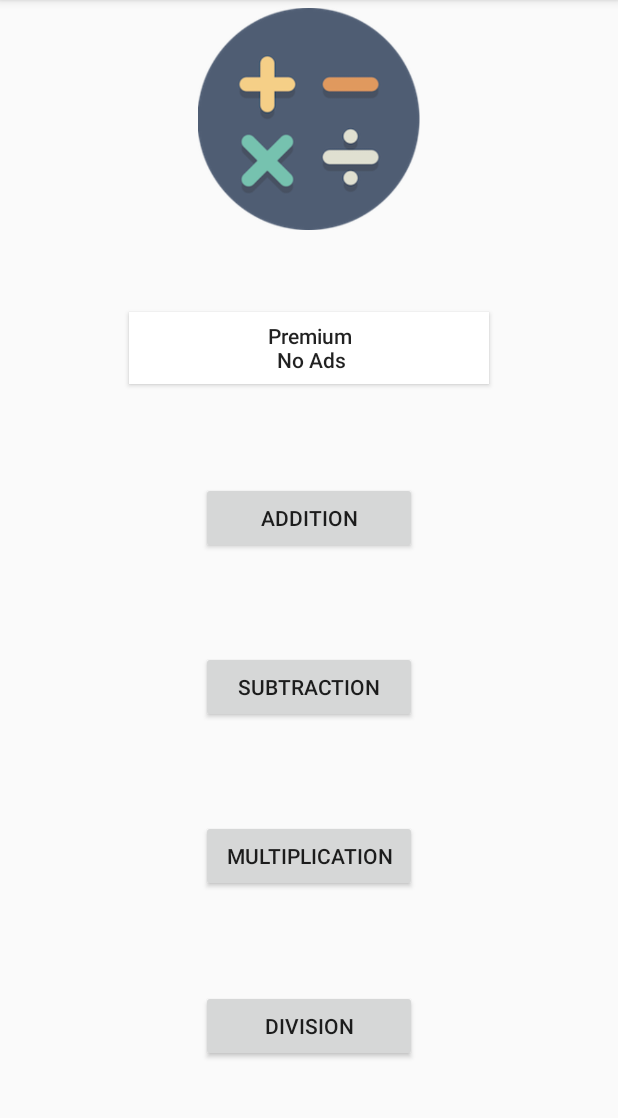
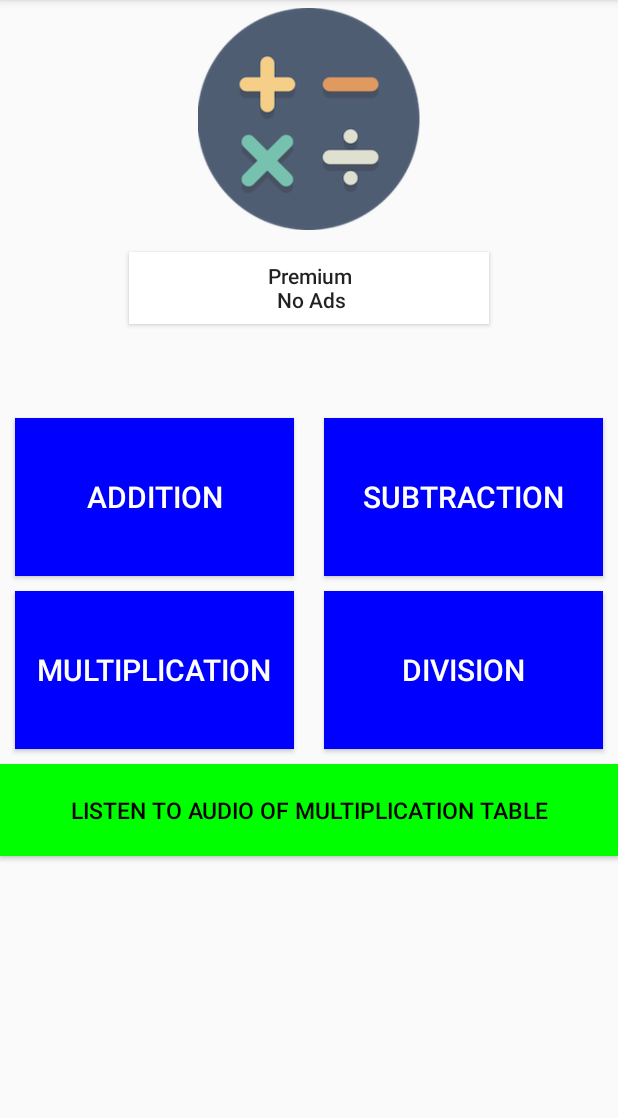
Before and after one commit to kjmfum/simpleArtithmetic, an Android app: the screen it shows after launch (MainActivity), on a phone screen of 412 x 824 dp, the part 84-1202 px from its top. Run offline under Robolectric (Android 15) with nearby library versions, the light colour scheme and no system bars; our stand-ins replace AdMob, Firebase (no records; nobody signed in at launch, a user with empty details on screens opened directly); libraries missing offline, so code that uses them is left out: com.android.billingclient, hotchemi.android.rate; 4 statements that could not run were skipped.

Commit message:
redesign1

```diff
--- a/app/src/main/java/com/learnakantwi/simplearithmetic/MainActivity.java
+++ b/app/src/main/java/com/learnakantwi/simplearithmetic/MainActivity.java
@@ -62,6 +62,9 @@ Button btAddition;
 Button btSubtraction;
 Button btMultiplication;
 Button btDivision;
+    Button btMultiplicationTable;
+
+
 Button btNoAds;
 Toast toast;
     AdView mAdView;
@@ -241,6 +244,11 @@ Toast toast;
         startActivity(intent);
     }
 
+    public void goToMultiplicationTable(){
+        Intent intent = new Intent(this, MultiplicationTableMain.class);
+        startActivity(intent);
+    }
+
     public void goToDivision(){
         Intent intent = new Intent(this, DivisionMain1.class);
         startActivity(intent);
@@ -265,6 +273,9 @@ public void goToAritmetic(View view){
             return;
         case "DIVISION" :
             goToDivision();
+            return;
+        case "LISTEN TO AUDIO OF MULTIPLICATION TABLE" :
+            goToMultiplicationTable();
             return;
         default:
             toast.setText(arithmeticType);
@@ -691,6 +702,7 @@ public void goToAritmetic(View view){
         btSubtraction = findViewById(R.id.btSubtraction);
         btMultiplication = findViewById(R.id.btMultiplication);
         btDivision = findViewById(R.id.btDivision);
+        btMultiplicationTable = findViewById(R.id.btListenMultiplicationTable);
     }
 
 
--- a/app/src/main/res/layout/activity_main.xml
+++ b/app/src/main/res/layout/activity_main.xml
@@ -5,6 +5,9 @@
     android:layout_width="match_parent"
     android:layout_height="match_parent"
     tools:context=".MainActivity">
+
+
+
 
     <ImageView
         android:id="@+id/imageView3"
@@ -25,18 +28,137 @@
         android:orientation="horizontal"
         app:layout_constraintGuide_percent="0.2" />
 
+
+    <Button
+        android:id="@+id/btNoAds"
+        android:layout_width="0dp"
+        android:layout_height="wrap_content"
+        android:background="@color/white"
+        android:elevation="@dimen/cardview_default_elevation"
+        android:shadowColor="@color/black"
+        android:text="Premium\n No Ads"
+        android:textAllCaps="false"
+        app:layout_constraintBottom_toTopOf="@id/guidelineHor30"
+        app:layout_constraintEnd_toEndOf="@+id/imageView3"
+        app:layout_constraintHorizontal_bias="0.0"
+        app:layout_constraintStart_toStartOf="@+id/imageView3"
+        app:layout_constraintTop_toBottomOf="@+id/imageView3" />
+
+    <androidx.constraintlayout.widget.Guideline
+        android:id="@+id/guidelineHor30"
+        android:layout_width="wrap_content"
+        android:layout_height="wrap_content"
+        android:orientation="horizontal"
+        app:layout_constraintGuide_percent="0.3" />
+
+    <androidx.constraintlayout.widget.Guideline
+        android:id="@+id/guidelineHor35"
+        android:layout_width="wrap_content"
+        android:layout_height="wrap_content"
+        android:orientation="horizontal"
+        app:layout_constraintGuide_percent="0.35" />
+
+
     <Button
         android:id="@+id/btAddition"
-        android:layout_width="144dp"
-        android:layout_height="wrap_content"
+        android:layout_width="0dp"
+        android:layout_height="0dp"
         android:layout_marginTop="10dp"
+        android:layout_marginHorizontal="10dp"
         android:onClick="goToAritmetic"
         android:text="ADDITION"
-        app:layout_constraintBottom_toTopOf="@+id/btSubtraction"
+        android:textColor="@color/white"
+        android:background="@color/blue"
+        android:textSize="20sp"
+        app:layout_constraintBottom_toTopOf="@id/guidelineHor50"
+        app:layout_constraintEnd_toEndOf="@id/guidelineVer50"
+        app:layout_constraintHorizontal_bias="0.5"
+        app:layout_constraintStart_toStartOf="parent"
+        app:layout_constraintTop_toTopOf="@id/guidelineHor35" />
+
+    <Button
+        android:id="@+id/btSubtraction"
+        android:layout_width="0dp"
+        android:layout_height="0dp"
+        android:layout_marginTop="10dp"
+        android:layout_marginHorizontal="10dp"
+        android:onClick="goToAritmetic"
+        android:text="SUBTRACTION"
+        android:textColor="@color/white"
+        android:background="@color/blue"
+        android:textSize="20sp"
+        app:layout_constraintBottom_toTopOf="@id/guidelineHor50"
         app:layout_constraintEnd_toEndOf="parent"
         app:layout_constraintHorizontal_bias="0.5"
+        app:layout_constraintStart_toStartOf="@id/guidelineVer50"
+        app:layout_constraintTop_toBottomOf="@id/guidelineHor35" />
+
+
+    <androidx.constraintlayout.widget.Guideline
+        android:id="@+id/guidelineHor50"
+        android:layout_width="wrap_content"
+        android:layout_height="wrap_content"
+        android:orientation="horizontal"
+        app:layout_constraintGuide_percent="0.50" />
+
+
+    <Button
+        android:id="@+id/btMultiplication"
+        android:layout_width="0dp"
+        android:layout_height="0dp"
+        android:layout_marginTop="10dp"
+        android:layout_marginHorizontal="10dp"
+        android:onClick="goToAritmetic"
+        android:text="MULTIPLICATION"
+        android:textColor="@color/white"
+        android:background="@color/blue"
+        android:textSize="20sp"
+        app:layout_constraintBottom_toTopOf="@id/guidelineHor65"
+        app:layout_constraintEnd_toEndOf="@id/guidelineVer50"
         app:layout_constraintStart_toStartOf="parent"
-        app:layout_constraintTop_toBottomOf="@+id/btNoAds" />
+        app:layout_constraintTop_toBottomOf="@id/guidelineHor50"
+        app:layout_constraintVertical_bias="0.09" />
+
+    <Button
+        android:id="@+id/btDivision"
+        android:layout_width="0dp"
+        android:layout_height="0dp"
+        android:layout_marginTop="10dp"
+        android:layout_marginHorizontal="10dp"
+        android:onClick="goToAritmetic"
+        android:text="DIVISION"
+        android:textColor="@color/white"
+        android:background="@color/blue"
+        android:textSize="20sp"
+        app:layout_constraintBottom_toTopOf="@id/guidelineHor65"
+        app:layout_constraintEnd_toEndOf="parent"
+        app:layout_constraintStart_toStartOf="@id/guidelineVer50"
+        app:layout_constraintTop_toBottomOf="@id/guidelineHor50" />
+
+
+    <androidx.constraintlayout.widget.Guideline
+        android:id="@+id/guidelineHor65"
+        android:layout_width="wrap_content"
+        android:layout_height="wrap_content"
+        android:orientation="horizontal"
+        app:layout_constraintGuide_percent="0.65" />
+
+    <Button
+        android:id="@+id/btListenMultiplicationTable"
+        android:layout_width="0dp"
+        android:layout_height="0dp"
+        android:layout_marginTop="10dp"
+        android:layout_marginBottom="5dp"
+        android:onClick="goToAritmetic"
+        android:text="LISTEN TO AUDIO OF MULTIPLICATION TABLE"
+        android:textColor="@color/black"
+        android:background="@color/colorGreen"
+        android:textSize="15sp"
+        app:layout_constraintBottom_toTopOf="@id/guidelineHor75"
+        app:layout_constraintEnd_toEndOf="parent"
+        app:layout_constraintStart_toStartOf="parent"
+        app:layout_constraintTop_toBottomOf="@id/guidelineHor65"
+        app:layout_constraintVertical_bias="0.0" />
 
     <androidx.constraintlayout.widget.Guideline
         android:id="@+id/guidelineHor40"
@@ -45,41 +167,6 @@
         android:orientation="horizontal"
         app:layout_constraintGuide_percent="0.4" />
 
-    <Button
-        android:id="@+id/btSubtraction"
-        android:layout_width="144dp"
-        android:layout_height="wrap_content"
-        android:layout_marginTop="10dp"
-        android:onClick="goToAritmetic"
-        android:text="SUBTRACTION"
-        app:layout_constraintBottom_toTopOf="@+id/btMultiplication"
-        app:layout_constraintEnd_toEndOf="parent"
-        app:layout_constraintHorizontal_bias="0.5"
-        app:layout_constraintStart_toStartOf="parent"
-        app:layout_constraintTop_toBottomOf="@+id/btAddition" />
-
-    <androidx.constraintlayout.widget.Guideline
-        android:id="@+id/guidelineHor55"
-        android:layout_width="wrap_content"
-        android:layout_height="wrap_content"
-        android:orientation="horizontal"
-        app:layout_constraintGuide_percent="0.55" />
-
-    ?
-
-    <Button
-        android:id="@+id/btMultiplication"
-        android:layout_width="144dp"
-        android:layout_height="wrap_content"
-        android:layout_marginTop="10dp"
-        android:onClick="goToAritmetic"
-        android:text="MULTIPLICATION"
-        app:layout_constraintBottom_toTopOf="@+id/btDivision"
-        app:layout_constraintEnd_toEndOf="parent"
-        app:layout_constraintHorizontal_bias="0.5"
-        app:layout_constraintStart_toStartOf="parent"
-        app:layout_constraintTop_toBottomOf="@+id/btSubtraction"
-        app:layout_constraintVertical_bias="0.09" />
 
     <androidx.constraintlayout.widget.Guideline
         android:id="@+id/guidelineHor75"
@@ -88,20 +175,7 @@
         android:orientation="horizontal"
         app:layout_constraintGuide_percent="0.75" />
 
-    <Button
-        android:id="@+id/btDivision"
-        android:layout_width="144dp"
-        android:layout_height="wrap_content"
-        android:layout_marginTop="10dp"
-        android:layout_marginBottom="5dp"
-        android:onClick="goToAritmetic"
-        android:text="DIVISION"
-        app:layout_constraintBottom_toTopOf="@+id/adView"
-        app:layout_constraintEnd_toEndOf="parent"
-        app:layout_constraintHorizontal_bias="0.5"
-        app:layout_constraintStart_toStartOf="parent"
-        app:layout_constraintTop_toBottomOf="@+id/btMultiplication"
-        app:layout_constraintVertical_bias="0.0" />
+
 
     <androidx.constraintlayout.widget.Guideline
         android:id="@+id/guidelineVer50"
@@ -112,15 +186,6 @@
         android:padding="20dp"
         app:layout_constraintGuide_percent="0.5" />
 
-
-    <!--   <ListView
-        android:layout_width="match_parent"
-        android:layout_height="0dp"
-        app:layout_constraintTop_toTopOf="parent"
-        app:layout_constraintBottom_toBottomOf="parent"
-        app:layout_constraintStart_toStartOf="parent"
-        >
-    </ListView>-->
 
     <com.google.android.gms.ads.AdView
         android:id="@+id/adView"
@@ -134,20 +199,6 @@
         app:layout_constraintEnd_toEndOf="parent"
         app:layout_constraintStart_toStartOf="parent" />
 
-    <Button
-        android:id="@+id/btNoAds"
-        android:layout_width="0dp"
-        android:layout_height="wrap_content"
-        android:background="@color/white"
-        android:elevation="@dimen/cardview_default_elevation"
-        android:shadowColor="@color/black"
-        android:text="Premium\n No Ads"
-        android:textAllCaps="false"
-        app:layout_constraintBottom_toTopOf="@+id/btAddition"
-        app:layout_constraintEnd_toEndOf="@+id/imageView3"
-        app:layout_constraintHorizontal_bias="0.0"
-        app:layout_constraintStart_toStartOf="@+id/imageView3"
-        app:layout_constraintTop_toBottomOf="@+id/imageView3"
-        app:layout_constraintVertical_bias="0.0" />
+
 
 </androidx.constraintlayout.widget.ConstraintLayout>
```
Also changed, not shown: app/src/main/java/com/learnakantwi/simplearithmetic/MultiplicationTableMain.java (+81 -7 lines), app/src/main/java/com/learnakantwi/simplearithmetic/MyAdapter.java (+5 -18 lines), app/src/main/java/com/learnakantwi/simplearithmetic/MyAdapterRV.java (+76 -42 lines), app/src/main/res/layout/activity_multiplication_table_main.xml (+11 -0 lines), app/src/main/res/menu/main_menu_search1.xml (added, +38 -0 lines).
